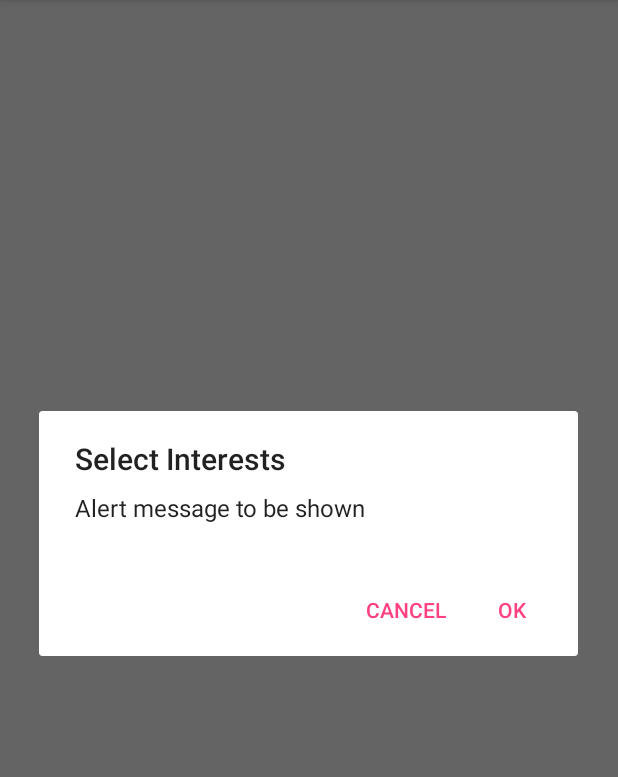
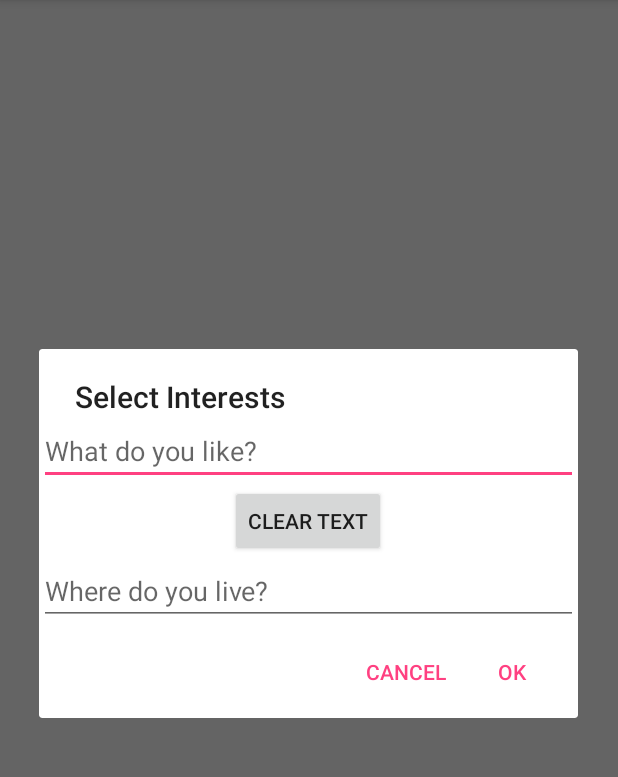
Before and after one commit to Omarasifshaikh/IWTB_reach_higher, an Android app: the screen it shows after launch (MainActivity), after a tap on "Interests", on a phone screen of 412 x 824 dp, the part 84-861 px from its top. Run offline under Robolectric (Android 15) with nearby library versions, the phone set to English and light mode, and no system bars; 1 other tap on this screen came first.

Commit message:
Setting up a Dialog Fragment

```diff
--- /dev/null
+++ b/app/src/main/java/tech/oshaikh/ojsknavigationdrawer/InterestsDialogFragment.java
@@ -0,0 +1,38 @@
+package tech.oshaikh.ojsknavigationdrawer;
+
+import android.app.Dialog;
+import android.content.DialogInterface;
+import android.os.Bundle;
+import android.support.v4.app.DialogFragment;
+import android.support.v7.app.AlertDialog;
+import android.view.LayoutInflater;
+
+/**
+ * Created by omar on 11/29/15.
+ */
+public class InterestsDialogFragment extends DialogFragment {
+        @Override
+        public Dialog onCreateDialog(Bundle savedInstanceState) {
+            // Use the Builder class for convenient dialog construction
+            AlertDialog.Builder builder = new AlertDialog.Builder(getActivity());
+
+
+            LayoutInflater inflater = getActivity().getLayoutInflater();
+
+            builder.setView(inflater.inflate(R.layout.dialog_interests, null));
+            builder.setTitle("Select Interests");
+
+            builder.setPositiveButton(R.string.ok, new DialogInterface.OnClickListener() {
+                public void onClick(DialogInterface dialog, int id) {
+                    // User clicked OK button
+                }
+            });
+            builder.setNegativeButton(R.string.cancel, new DialogInterface.OnClickListener() {
+                public void onClick(DialogInterface dialog, int id) {
+                    // User cancelled the dialog
+                }
+            });
+            // Create the AlertDialog object and return it
+            return builder.create();
+        }
+    }
--- a/app/src/main/java/tech/oshaikh/ojsknavigationdrawer/MainActivity.java
+++ b/app/src/main/java/tech/oshaikh/ojsknavigationdrawer/MainActivity.java
@@ -1,13 +1,12 @@
 package tech.oshaikh.ojsknavigationdrawer;
 
-import android.content.DialogInterface;
 import android.os.Bundle;
 import android.support.design.widget.NavigationView;
+import android.support.v4.app.DialogFragment;
 import android.support.v4.app.FragmentTransaction;
 import android.support.v4.view.GravityCompat;
 import android.support.v4.widget.DrawerLayout;
 import android.support.v7.app.ActionBarDrawerToggle;
-import android.support.v7.app.AlertDialog;
 import android.support.v7.app.AppCompatActivity;
 import android.support.v7.widget.Toolbar;
 import android.view.Menu;
@@ -88,23 +87,8 @@ public class MainActivity extends AppCompatActivity implements NavigationView.On
 
         if (id == R.id.nav_interests) {
 
-            AlertDialog.Builder builder = new AlertDialog.Builder(MainActivity.this);
-
-            builder.setTitle("Select Interests");
-            builder.setMessage("Alert message to be shown");
-            builder.setPositiveButton(R.string.ok, new DialogInterface.OnClickListener() {
-                public void onClick(DialogInterface dialog, int id) {
-                    // User clicked OK button
-                }
-            });
-            builder.setNegativeButton(R.string.cancel, new DialogInterface.OnClickListener() {
-                public void onClick(DialogInterface dialog, int id) {
-                    // User cancelled the dialog
-                }
-            });
-
-            AlertDialog alertDialog = builder.create();
-            alertDialog.show();
+            DialogFragment newFragment = new InterestsDialogFragment();
+            newFragment.show(getSupportFragmentManager(), "whattt");
 
         } else if (id == R.id.nav_information) {
             // Begin the transaction
--- a/app/src/main/res/layout/dialog_interests.xml
+++ b/app/src/main/res/layout/dialog_interests.xml
@@ -2,19 +2,13 @@
     android:orientation="vertical"
     android:layout_width="wrap_content"
     android:layout_height="wrap_content">
-    <TextView
-        android:layout_width="wrap_content"
-        android:layout_height="wrap_content"
-        android:layout_gravity="center_horizontal"
-        android:text="@string/intro_message"
-        android:textAppearance="?android:attr/textAppearanceMedium" />
 
     <AutoCompleteTextView
-        android:id="@+id/autocomplete_places"
+        android:id="@+id/autocomplete_interests"
         android:layout_width="match_parent"
         android:layout_height="wrap_content"
         android:layout_gravity="center_horizontal"
-        android:hint="@string/autocomplete_hint"
+        android:hint="@string/autocomplete_interests_hint"
         android:singleLine="true" />
 
     <Button
@@ -23,4 +17,12 @@
         android:layout_height="wrap_content"
         android:layout_gravity="center_horizontal"
         android:text="@string/clear_text" />
+
+    <AutoCompleteTextView
+        android:id="@+id/autocomplete_places"
+        android:layout_width="match_parent"
+        android:layout_height="wrap_content"
+        android:layout_gravity="center_horizontal"
+        android:hint="@string/autocomplete_places_hint"
+        android:singleLine="true" />
 </LinearLayout>
--- a/app/src/main/res/values/strings.xml
+++ b/app/src/main/res/values/strings.xml
@@ -38,6 +38,8 @@
     <string name="fragment_learn">Fragment Learn</string>
     <string name="fragment_information">Fragment Information</string>
 
+    <string name="autocomplete_interests_hint">What do you like?</string>
+    <string name="autocomplete_places_hint">Where do you live?</string>
     <string name="ok">Ok</string>
     <string name="cancel">Cancel</string>
 </resources>
```
